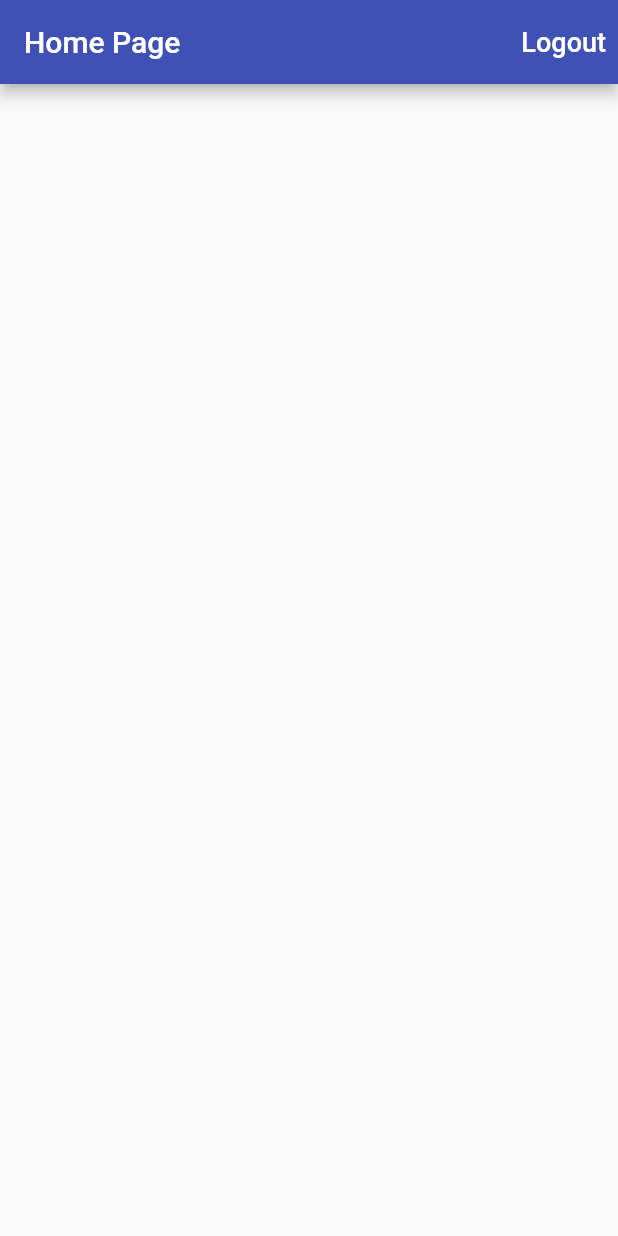
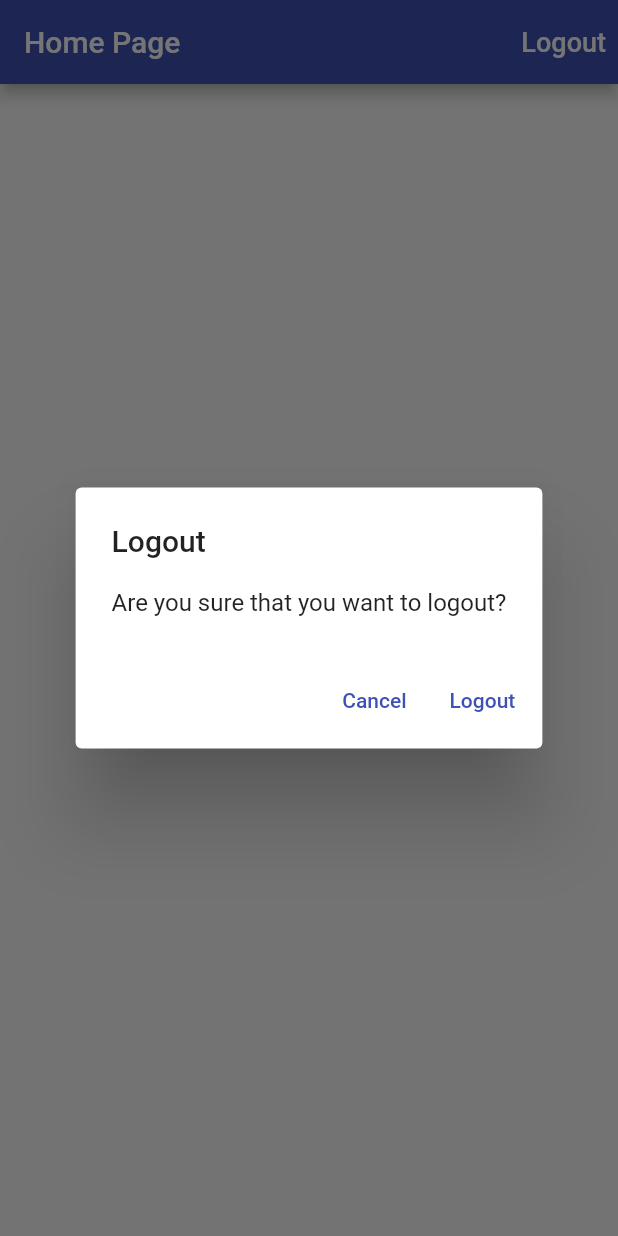
Before and after one commit to crmoraes/time_tracker_flutter_course, a Flutter app: the screen it shows once a user with an empty profile is signed in, after a tap on "Logout", on a phone screen of 412 x 824 dp. Run offline on Flutter 3.47's test engine with Material 2 defaults, Android fonts, the phone set to English and light mode, and no system bars; our stand-ins replace firebase_auth, firebase_core, google_sign_in; missing offline and left inert: flutter_login_facebook; accounts and stored records are empty.

Commit message:
added show dialog for iOS and Android

```diff
--- a/lib/app/home_page.dart
+++ b/lib/app/home_page.dart
@@ -1,5 +1,6 @@
 import 'package:flutter/foundation.dart';
 import 'package:flutter/material.dart';
+import 'package:time_tracker_flutter_course/common_widget/show_alert_dialog.dart';
 import 'package:time_tracker_flutter_course/services/auth.dart';
 
 class HomePage extends StatelessWidget {
@@ -20,6 +21,17 @@ class HomePage extends StatelessWidget {
     }
   }
 
+  Future<void> _confirmSignOut(BuildContext context) async {
+    final confirmedSignOut = await showAlertDialog(context, title: 'Logout',
+        content: 'Are you sure that you want to logout?',
+        cancelActionText: 'Cancel',
+        defaultActionText: 'Logout',
+    );
+    if (confirmedSignOut == true) {
+      _signOut();
+    }
+  }
+
   @override
   Widget build(BuildContext context) {
     return Scaffold(
@@ -34,7 +46,7 @@ class HomePage extends StatelessWidget {
                 color: Colors.white,
               ),
             ),
-            onPressed: _signOut,
+            onPressed: () => _confirmSignOut(context),
           ),
         ],
       ),
--- /dev/null
+++ b/lib/common_widget/show_alert_dialog.dart
@@ -0,0 +1,51 @@
+import 'dart:io';
+
+import 'package:flutter/cupertino.dart';
+import 'package:flutter/material.dart';
+
+Future<bool?> showAlertDialog(
+  BuildContext context, {
+  required String title,
+  required String content,
+  String? cancelActionText,
+  required String defaultActionText,
+}) {
+  if (!Platform.isIOS) {
+    return showDialog(
+      context: context,
+      builder: (context) => AlertDialog(
+        title: Text(title),
+        content: Text(content),
+        actions: <Widget>[
+          if (cancelActionText != null)
+            TextButton(
+              child: Text(cancelActionText),
+              onPressed: () => Navigator.of(context).pop(false),
+            ),
+          TextButton(
+            child: Text(defaultActionText),
+            onPressed: () => Navigator.of(context).pop(true),
+          ),
+        ],
+      ),
+    );
+  }
+  return showCupertinoDialog(
+    context: context,
+    builder: (context) => CupertinoAlertDialog(
+      title: Text(title),
+      content: Text(content),
+      actions: <Widget>[
+        if (cancelActionText != null)
+          CupertinoDialogAction(
+            child: Text(cancelActionText),
+            onPressed: () => Navigator.of(context).pop(false),
+          ),
+        CupertinoDialogAction(
+          child: Text(defaultActionText),
+          onPressed: () => Navigator.of(context).pop(true),
+        )
+      ],
+    ),
+  );
+}
```
Also changed, not shown: lib/app/sign_in/email_sign_in_form.dart (+15 -5 lines).
